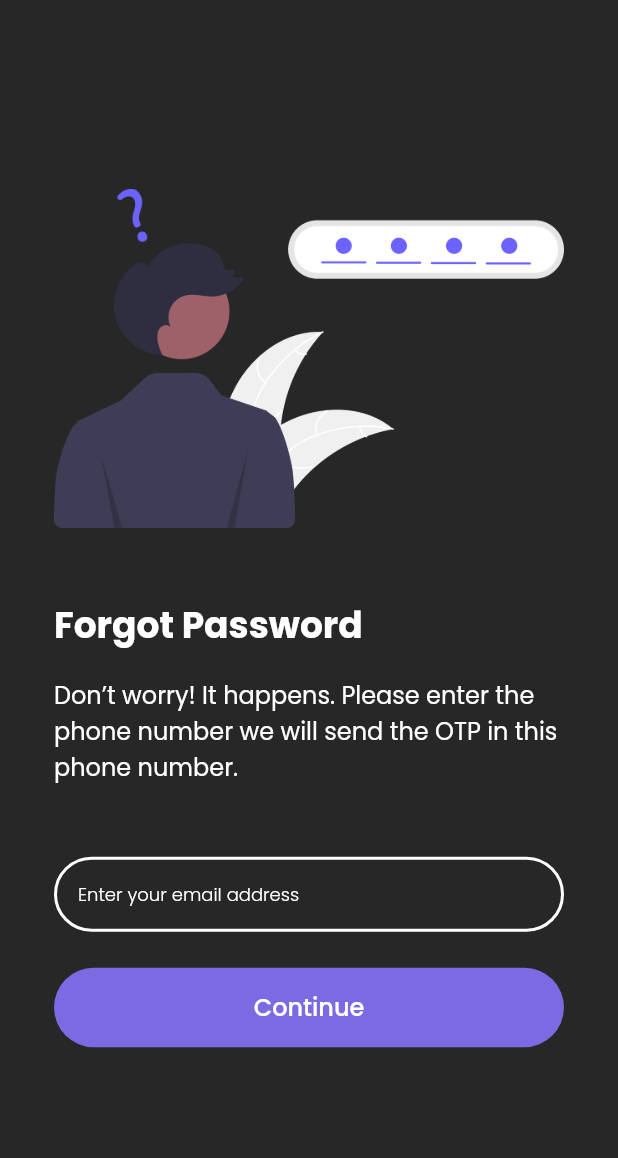
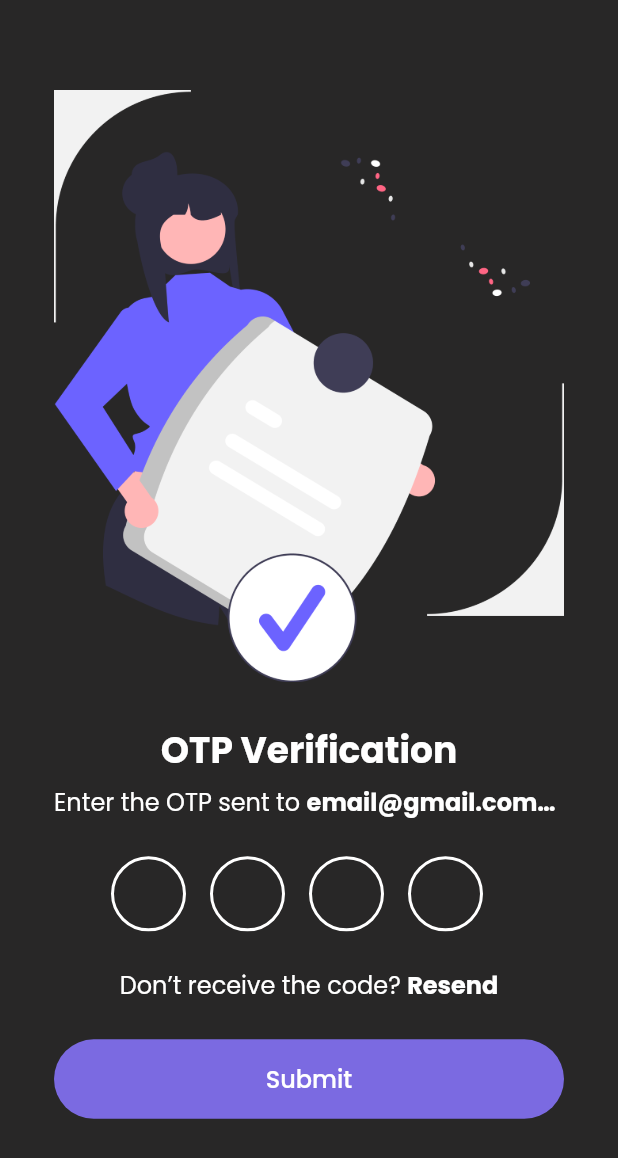
Before and after one commit to ardhanurfan/Gen-S, a Flutter app: the ForgotPasswordPage screen opened by its route, after a tap on "Continue", on a phone screen of 412 x 824 dp. Shown: the top 1158 px of the screen. Run offline on Flutter 3.47's test engine with Material 2 defaults, Android fonts, the phone set to English and light mode, and no system bars; our stand-ins replace google_fonts.

Commit message:
add forgot pass and otp

```diff
--- a/lib/pages/forgot_password_page.dart
+++ b/lib/pages/forgot_password_page.dart
@@ -1,4 +1,5 @@
 import 'package:flutter/material.dart';
+import 'package:music_player/pages/otp_page.dart';
 import 'package:music_player/shared/theme.dart';
 
 import '../widgets/custom_button.dart';
@@ -12,15 +13,16 @@ class ForgotPasswordPage extends StatelessWidget {
         TextEditingController(text: '');
     return Scaffold(
       backgroundColor: backgroundColor,
-      body: Padding(
-        padding: EdgeInsets.symmetric(horizontal: defaultMargin),
-        child: Column(
-          mainAxisAlignment: MainAxisAlignment.center,
-          crossAxisAlignment: CrossAxisAlignment.start,
+      body: SafeArea(
+        child: ListView(
+          padding: EdgeInsets.symmetric(horizontal: defaultMargin),
           children: [
-            Image.asset(
-              "assets/forgot_password.png",
-              width: double.infinity,
+            Container(
+              margin: const EdgeInsets.only(top: 120),
+              child: Image.asset(
+                "assets/forgot_password.png",
+                width: double.infinity,
+              ),
             ),
             const SizedBox(height: 47),
             Text(
@@ -40,9 +42,10 @@ class ForgotPasswordPage extends StatelessWidget {
             const SizedBox(height: 48),
             TextFormField(
               controller: emailController,
-              style: primaryColorText.copyWith(fontSize: 13),
+              style: primaryColorText.copyWith(fontSize: 14),
               cursorColor: primaryColor,
               decoration: InputDecoration(
+                isCollapsed: true,
                 contentPadding: const EdgeInsets.all(16),
                 hintText: 'Enter your email address',
                 hintStyle: primaryColorText.copyWith(
@@ -69,11 +72,19 @@ class ForgotPasswordPage extends StatelessWidget {
             ),
             CustomButton(
               marginTop: 24,
+              marginBottom: 80,
               heightButton: 53,
               radiusButton: 32,
               buttonColor: secondaryColor,
               buttonText: 'Continue',
-              onPressed: () {},
+              onPressed: () {
+                Navigator.push(
+                  context,
+                  MaterialPageRoute(
+                    builder: (context) => const OtpPage(),
+                  ),
+                );
+              },
             ),
           ],
         ),
--- /dev/null
+++ b/lib/pages/otp_page.dart
@@ -0,0 +1,163 @@
+import 'package:flutter/material.dart';
+import 'package:flutter/services.dart';
+
+import '../shared/theme.dart';
+import '../widgets/custom_button.dart';
+
+class OtpPage extends StatelessWidget {
+  const OtpPage({super.key});
+
+  @override
+  Widget build(BuildContext context) {
+    final TextEditingController pin1Controller =
+        TextEditingController(text: '');
+    final TextEditingController pin2Controller =
+        TextEditingController(text: '');
+    final TextEditingController pin3Controller =
+        TextEditingController(text: '');
+    final TextEditingController pin4Controller =
+        TextEditingController(text: '');
+
+    return Scaffold(
+      backgroundColor: backgroundColor,
+      body: SafeArea(
+        child: ListView(
+          padding: EdgeInsets.symmetric(horizontal: defaultMargin),
+          children: [
+            Container(
+              margin: const EdgeInsets.only(top: 60),
+              child: Image.asset(
+                "assets/otp_verification.png",
+                width: double.infinity,
+              ),
+            ),
+            const SizedBox(height: 28),
+            Text(
+              'OTP Verification',
+              style: primaryColorText.copyWith(
+                fontSize: 24,
+                fontWeight: bold,
+              ),
+              textAlign: TextAlign.center,
+            ),
+            const SizedBox(height: 4),
+            Row(
+              children: [
+                Text(
+                  'Enter the OTP sent to ',
+                  style: primaryColorText.copyWith(
+                    fontSize: 16,
+                  ),
+                ),
+                Expanded(
+                  child: Text(
+                    'email@gmail.commmmmmmmmmm',
+                    style: primaryColorText.copyWith(
+                        fontSize: 16, fontWeight: bold),
+                    overflow: TextOverflow.ellipsis,
+                  ),
+                ),
+              ],
+            ),
+            const SizedBox(height: 24),
+            Row(
+              mainAxisAlignment: MainAxisAlignment.center,
+              children: [
+                OtpForm(textController: pin1Controller),
+                const SizedBox(width: 16),
+                OtpForm(textController: pin2Controller),
+                const SizedBox(width: 16),
+                OtpForm(textController: pin3Controller),
+                const SizedBox(width: 16),
+                OtpForm(textController: pin4Controller),
+                const SizedBox(width: 16),
+              ],
+            ),
+            const SizedBox(height: 24),
+            Row(
+              mainAxisAlignment: MainAxisAlignment.center,
+              children: [
+                Text(
+                  'Don’t receive the code? ',
+                  style: primaryColorText.copyWith(
+                    fontSize: 16,
+                  ),
+                ),
+                Text(
+                  'Resend',
+                  style:
+                      primaryColorText.copyWith(fontSize: 16, fontWeight: bold),
+                ),
+              ],
+            ),
+            CustomButton(
+              marginTop: 24,
+              marginBottom: 80,
+              heightButton: 53,
+              radiusButton: 32,
+              buttonColor: secondaryColor,
+              buttonText: 'Submit',
+              onPressed: () {},
+            ),
+          ],
+        ),
+      ),
+    );
+  }
+}
+
+class OtpForm extends StatelessWidget {
+  const OtpForm({
+    Key? key,
+    required this.textController,
+  }) : super(key: key);
+
+  final TextEditingController textController;
+
+  @override
+  Widget build(BuildContext context) {
+    return SizedBox(
+      height: 50,
+      width: 50,
+      child: TextField(
+        controller: textController,
+        onChanged: (value) {
+          if (value.length == 1) {
+            FocusScope.of(context).nextFocus();
+          }
+        },
+        obscureText: true,
+        style: primaryColorText.copyWith(
+          fontSize: 16,
+          fontWeight: bold,
+        ),
+        cursorColor: primaryColor,
+        keyboardType: TextInputType.number,
+        textAlign: TextAlign.center,
+        inputFormatters: [
+          LengthLimitingTextInputFormatter(1),
+          FilteringTextInputFormatter.digitsOnly,
+        ],
+        decoration: InputDecoration(
+          contentPadding: const EdgeInsets.all(16),
+          focusedBorder: OutlineInputBorder(
+            borderRadius: BorderRadius.circular(32),
+            borderSide: BorderSide(
+              color: secondaryColor,
+              width: 2,
+              style: BorderStyle.solid,
+            ),
+          ),
+          enabledBorder: OutlineInputBorder(
+            borderRadius: BorderRadius.circular(32),
+            borderSide: BorderSide(
+              color: primaryColor,
+              width: 2,
+              style: BorderStyle.solid,
+            ),
+          ),
+        ),
+      ),
+    );
+  }
+}
--- a/lib/pages/sign_in_page.dart
+++ b/lib/pages/sign_in_page.dart
@@ -89,6 +89,7 @@ class SignInPage extends StatelessWidget {
           forgotPassword(),
           CustomButton(
             marginTop: 60,
+            marginBottom: 80,
             heightButton: 53,
             radiusButton: 32,
             buttonColor: secondaryColor,
--- a/lib/pages/sign_up_page.dart
+++ b/lib/pages/sign_up_page.dart
@@ -92,7 +92,7 @@ class SignUpPage extends StatelessWidget {
           ),
           CustomButton(
             marginTop: 60,
-            marginBottom: 90,
+            marginBottom: 80,
             heightButton: 53,
             radiusButton: 32,
             buttonColor: secondaryColor,
--- a/lib/widgets/custom_form.dart
+++ b/lib/widgets/custom_form.dart
@@ -27,14 +27,14 @@ class CustomForm extends StatelessWidget {
           margin: const EdgeInsets.only(top: 42),
           child: Text(
             title,
-            style: primaryColorText.copyWith(fontSize: 13, fontWeight: medium),
+            style: primaryColorText.copyWith(fontSize: 14, fontWeight: medium),
           ),
         ),
         const SizedBox(height: 3),
         TextFormField(
           controller: textController,
           obscureText: isPassword,
-          style: primaryColorText.copyWith(fontSize: 13),
+          style: primaryColorText.copyWith(fontSize: 14),
           cursorColor: primaryColor,
           decoration: InputDecoration(
             suffixIcon: Visibility(
```
Also changed, not shown: assets/otp_verification.png (added).
